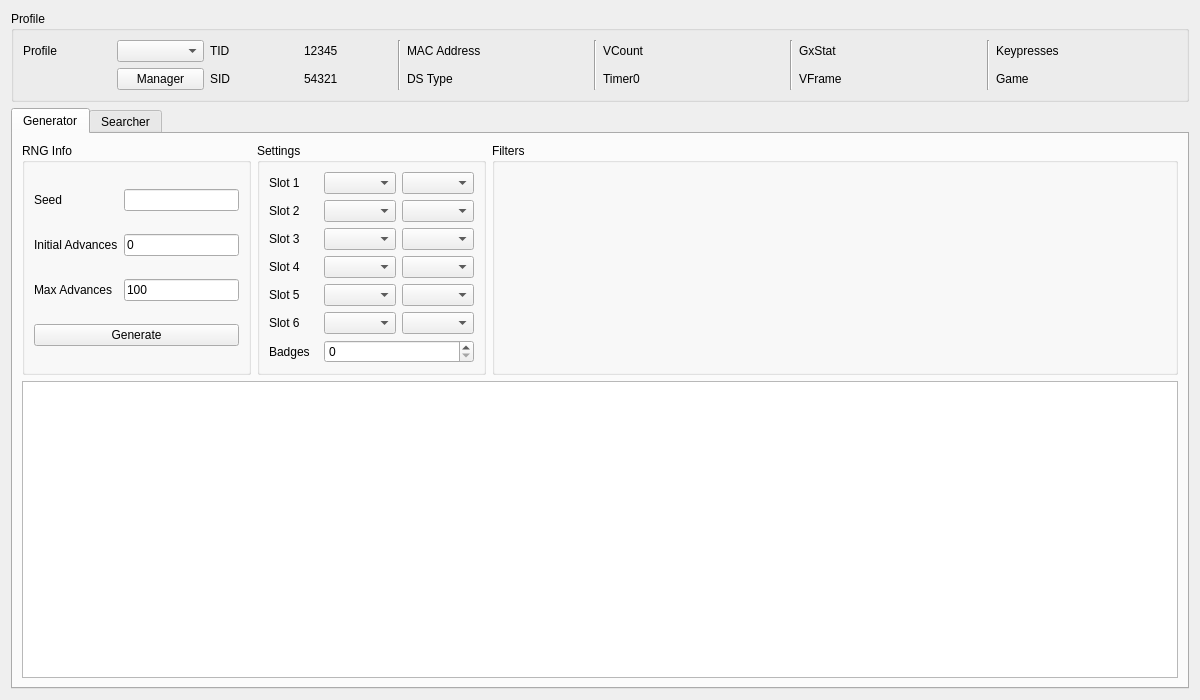
First picture: the form in Form/Gen5/Pickup.ui, repository Admiral-Fish/PokeFinder, before the edit.
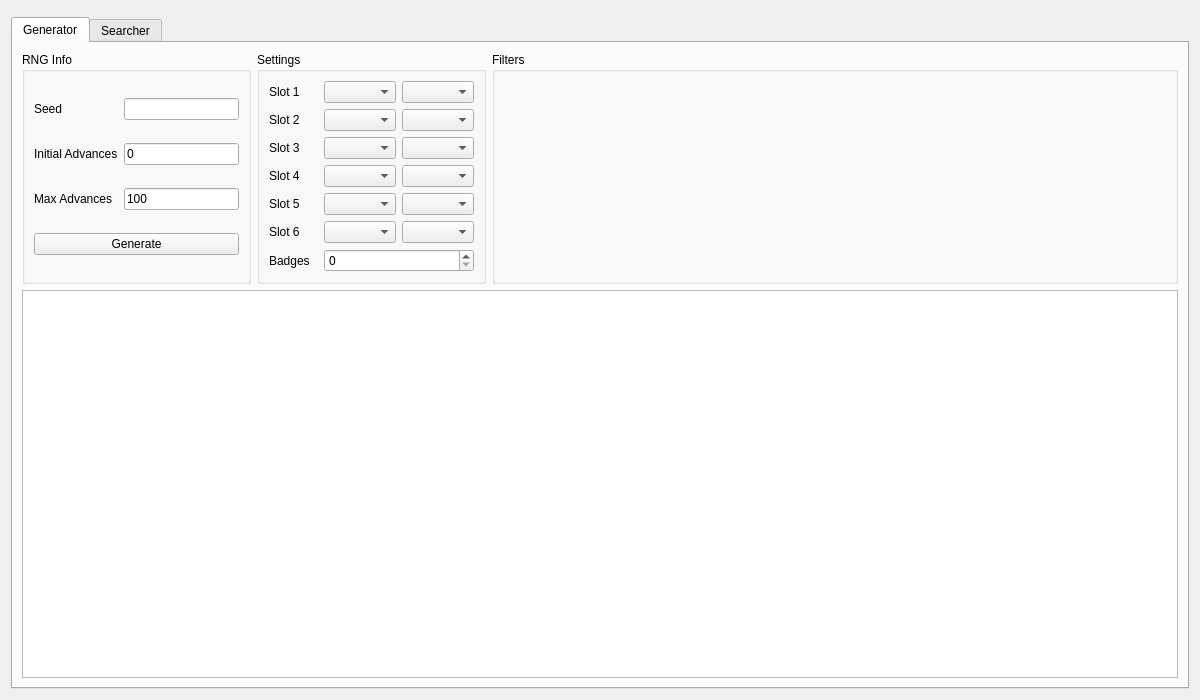
Second picture: the form after the edit. Custom widgets are drawn as their Qt base class.

Commit message: Incorporate recent profile display refactoring

```diff
--- a/Form/Gen5/Pickup.ui
+++ b/Form/Gen5/Pickup.ui
@@ -15,165 +15,7 @@
   </property>
   <layout class="QGridLayout" name="gridLayout_26">
    <item row="0" column="0">
-    <widget class="QGroupBox" name="groupBoxProfile">
-     <property name="title">
-      <string>Profile</string>
-     </property>
-     <layout class="QGridLayout" name="gridLayout_5">
-      <item row="0" column="0">
-       <widget class="QLabel" name="labelProfile">
-        <property name="text">
-         <string>Profile</string>
-        </property>
-       </widget>
-      </item>
-      <item row="0" column="1">
-       <widget class="QComboBox" name="comboBoxProfiles"/>
-      </item>
-      <item row="1" column="1">
-       <widget class="QPushButton" name="pushButtonProfileManager">
-        <property name="text">
-         <string>Manager</string>
-        </property>
-       </widget>
-      </item>
-      <item row="0" column="2">
-       <widget class="QLabel" name="labelProfileTID">
-        <property name="text">
-         <string>TID</string>
-        </property>
-       </widget>
-      </item>
-      <item row="0" column="3">
-       <widget class="QLabel" name="labelProfileTIDValue">
-        <property name="text">
-         <string notr="true">12345</string>
-        </property>
-       </widget>
-      </item>
-      <item row="1" column="2">
-       <widget class="QLabel" name="labelProfileSID">
-        <property name="text">
-         <string>SID</string>
-        </property>
-       </widget>
-      </item>
-      <item row="1" column="3">
-       <widget class="QLabel" name="labelProfileSIDValue">
-        <property name="text">
-         <string notr="true">54321</string>
-        </property>
-       </widget>
-      </item>
-      <item row="0" column="4" rowspan="2">
-       <widget class="Line" name="line_4">
-        <property name="orientation">
-         <enum>Qt::Orientation::Vertical</enum>
-        </property>
-       </widget>
-      </item>
-      <item row="0" column="5">
-       <widget class="QLabel" name="labelProfileMACAddress">
-        <property name="text">
-         <string>MAC Address</string>
-        </property>
-       </widget>
-      </item>
-      <item row="0" column="6">
-       <widget class="QLabel" name="labelProfileMACAddressValue"/>
-      </item>
-      <item row="1" column="5">
-       <widget class="QLabel" name="labelProfileDSType">
-        <property name="text">
-         <string>DS Type</string>
-        </property>
-       </widget>
-      </item>
-      <item row="1" column="6">
-       <widget class="QLabel" name="labelProfileDSTypeValue"/>
-      </item>
-      <item row="0" column="7" rowspan="2">
-       <widget class="Line" name="line_3">
-        <property name="orientation">
-         <enum>Qt::Orientation::Vertical</enum>
-        </property>
-       </widget>
-      </item>
-      <item row="0" column="8">
-       <widget class="QLabel" name="labelProfileVCount">
-        <property name="text">
-         <string>VCount</string>
-        </property>
-       </widget>
-      </item>
-      <item row="0" column="9">
-       <widget class="QLabel" name="labelProfileVCountValue"/>
-      </item>
-      <item row="1" column="8">
-       <widget class="QLabel" name="labelProfileTimer0">
-        <property name="text">
-         <string>Timer0</string>
-        </property>
-       </widget>
-      </item>
-      <item row="1" column="9">
-       <widget class="QLabel" name="labelProfileTimer0Value"/>
-      </item>
-      <item row="0" column="10" rowspan="2">
-       <widget class="Line" name="line_2">
-        <property name="orientation">
-         <enum>Qt::Orientation::Vertical</enum>
-        </property>
-       </widget>
-      </item>
-      <item row="0" column="11">
-       <widget class="QLabel" name="labelProfileGxStat">
-        <property name="text">
-         <string>GxStat</string>
-        </property>
-       </widget>
-      </item>
-      <item row="0" column="12">
-       <widget class="QLabel" name="labelProfileGxStatValue"/>
-      </item>
-      <item row="1" column="11">
-       <widget class="QLabel" name="labelProfileVFrame">
-        <property name="text">
-         <string>VFrame</string>
-        </property>
-       </widget>
-      </item>
-      <item row="1" column="12">
-       <widget class="QLabel" name="labelProfileVFrameValue"/>
-      </item>
-      <item row="0" column="13" rowspan="2">
-       <widget class="Line" name="line">
-        <property name="orientation">
-         <enum>Qt::Orientation::Vertical</enum>
-        </property>
-       </widget>
-      </item>
-      <item row="0" column="14">
-       <widget class="QLabel" name="labelProfileKeypresses">
-        <property name="text">
-         <string>Keypresses</string>
-        </property>
-       </widget>
-      </item>
-      <item row="0" column="15">
-       <widget class="QLabel" name="labelProfileKeypressesValue"/>
-      </item>
-      <item row="1" column="14">
-       <widget class="QLabel" name="labelProfileGame">
-        <property name="text">
-         <string>Game</string>
-        </property>
-       </widget>
-      </item>
-      <item row="1" column="15">
-       <widget class="QLabel" name="labelProfileGameValue"/>
-      </item>
-     </layout>
+    <widget class="ProfileDisplay5" name="profileDisplay" native="true">
     </widget>
    </item>
    <item row="1" column="0">
@@ -632,17 +474,15 @@
    <container>1</container>
   </customwidget>
   <customwidget>
-   <class>ComboBox</class>
-   <extends>QComboBox</extends>
-   <header>Form/Controls/ComboBox.hpp</header>
    <class>DateEdit</class>
    <extends>QDateEdit</extends>
    <header>Form/Controls/DateEdit.hpp</header>
   </customwidget>
   <customwidget>
-   <class>DateEdit</class>
-   <extends>QDateEdit</extends>
-   <header>Form/Controls/DateEdit.hpp</header>
+   <class>ProfileDisplay5</class>
+   <extends>QWidget</extends>
+   <header>Form/Gen5/Profile/ProfileDisplay5.hpp</header>
+   <container>1</container>
   </customwidget>
  </customwidgets>
  <tabstops>
```
Left out of the diff: 2 changed lines with no effect on the pictures. The commit also changes 2 other files.
